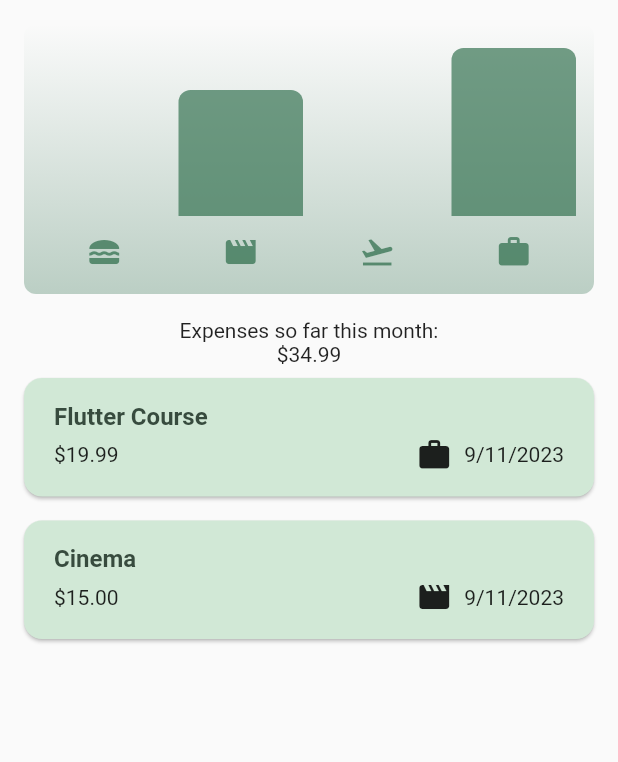
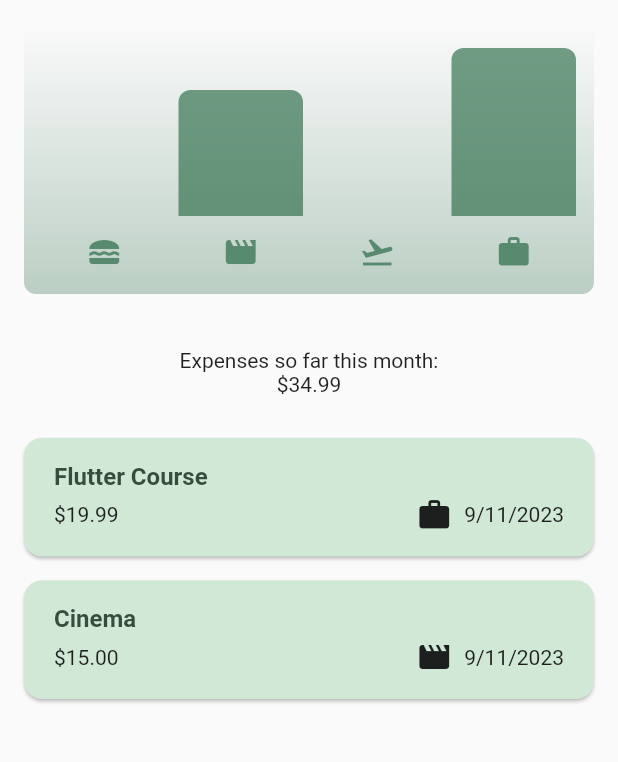
Before and after one commit to z-rayc/expense_tracker, a Flutter app: the screen it shows after launch, on a phone screen of 412 x 824 dp, the part 84-846 px from its top. Run offline on Flutter 3.47's test engine with Material 2 defaults, Android fonts, the phone set to English and light mode, and no system bars.

Commit message:
Add padding around ExpensesLastMonth text

```diff
--- a/lib/widgets/expenses_time_period.dart
+++ b/lib/widgets/expenses_time_period.dart
@@ -71,16 +71,17 @@ class ExpensesLastMonth extends StatelessWidget {
 
   @override
   Widget build(BuildContext context) {
-    return Column(
+    return Padding(
+      padding: const EdgeInsets.all(20),
+      child: Column(
+        mainAxisAlignment: MainAxisAlignment.center,
         children: [
           const Text(
             'Expenses so far this month:',
           ),
-        Center(
-          child:
           Text('\$${expensesTimePeriod.totalExpenses.toStringAsFixed(2)}'),
+        ],
       ),
-      ],
     );
   }
 }
```
Lines whose indentation alone changed are shown as unchanged.
